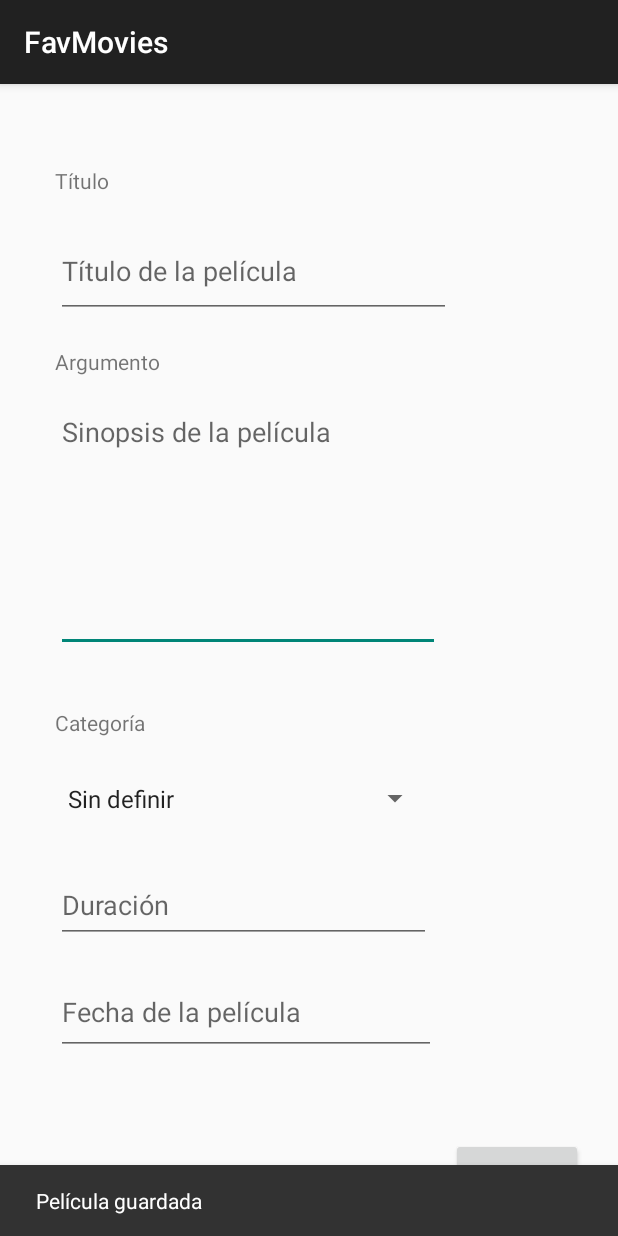
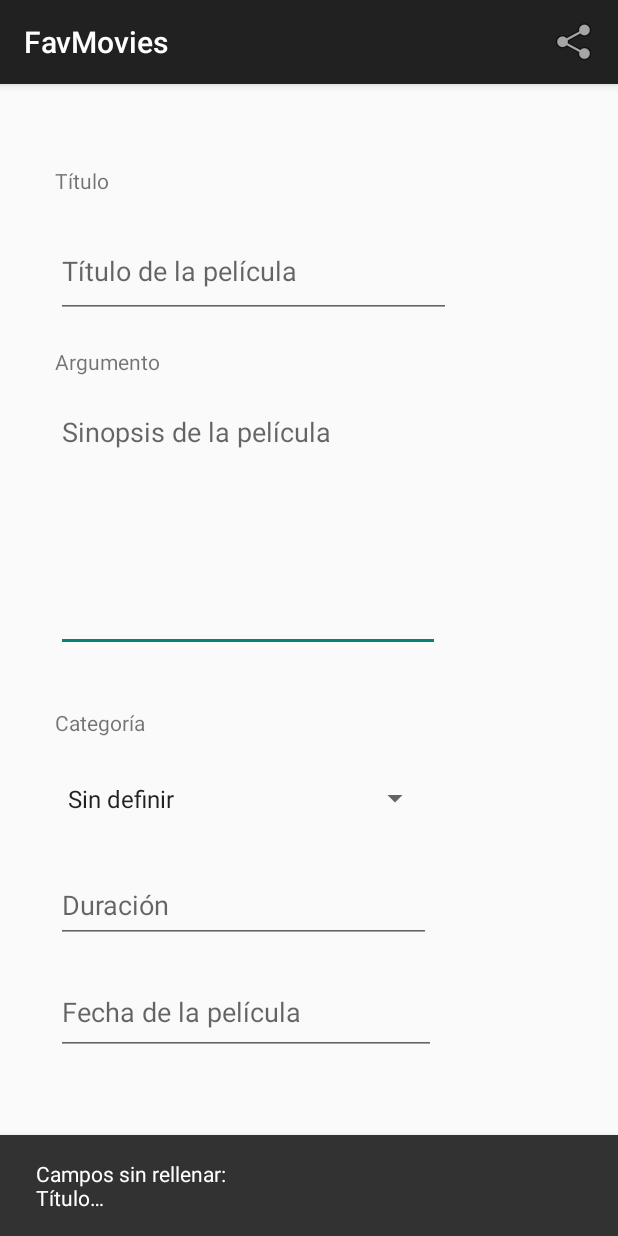
Before and after one commit to uo276467/FavMovies, an Android app: the screen it shows after launch (MainActivity), after a tap on "GUARDAR", on a phone screen of 412 x 824 dp. Run offline under Robolectric (Android 15) with nearby library versions, the phone set to English and light mode, and no system bars.

```diff
--- a/app/src/main/AndroidManifest.xml
+++ b/app/src/main/AndroidManifest.xml
@@ -3,6 +3,7 @@
     xmlns:tools="http://schemas.android.com/tools">
 
     <uses-permission android:name="android.permission.ACCESS_NETWORK_STATE" />
+
     <application
         android:allowBackup="true"
         android:dataExtractionRules="@xml/data_extraction_rules"
@@ -22,6 +23,7 @@
                 <category android:name="android.intent.category.LAUNCHER" />
             </intent-filter>
         </activity>
+
         <activity
             android:name=".CategoriaActivity"
             android:exported="false" />
--- a/app/src/main/res/layout/activity_main_recycler.xml
+++ b/app/src/main/res/layout/activity_main_recycler.xml
@@ -21,8 +21,8 @@
 
     <androidx.recyclerview.widget.RecyclerView
         android:id="@+id/recyclerView"
-        android:layout_width="351dp"
-        android:layout_height="519dp"
+        android:layout_width="391dp"
+        android:layout_height="720dp"
         app:layout_constraintBottom_toBottomOf="parent"
         app:layout_constraintEnd_toEndOf="parent"
         app:layout_constraintHorizontal_bias="0.505"
--- /dev/null
+++ b/app/src/main/res/menu/menu.xml
@@ -0,0 +1,10 @@
+<?xml version="1.0" encoding="utf-8"?>
+<menu xmlns:app="http://schemas.android.com/apk/res-auto"
+    xmlns:android="http://schemas.android.com/apk/res/android">
+
+    <item
+        android:id="@+id/Compartir"
+        android:icon="@android:drawable/ic_menu_share"
+        android:title="@string/Compartir"
+        app:showAsAction="ifRoom" />
+</menu>
--- a/app/src/main/res/values/strings.xml
+++ b/app/src/main/res/values/strings.xml
@@ -23,4 +23,6 @@
     <string name="titulo_crear_categoria">Creación nueva categoría</string>
     <string name="placeholder_descripcion_categoria">Descripción de la categoría</string>
     <string name="subject_compartir">Compartir película</string>
+    <string name="Compartir">Compartir Peli</string>
+    <string name="comprueba_conexion">No se ha establecido la conexión. Comprueba tu conexión</string>
 </resources>
```
Also changed, not shown: app/src/main/java/com/example/favmovies/MainActivity.java (+64 -28 lines).
